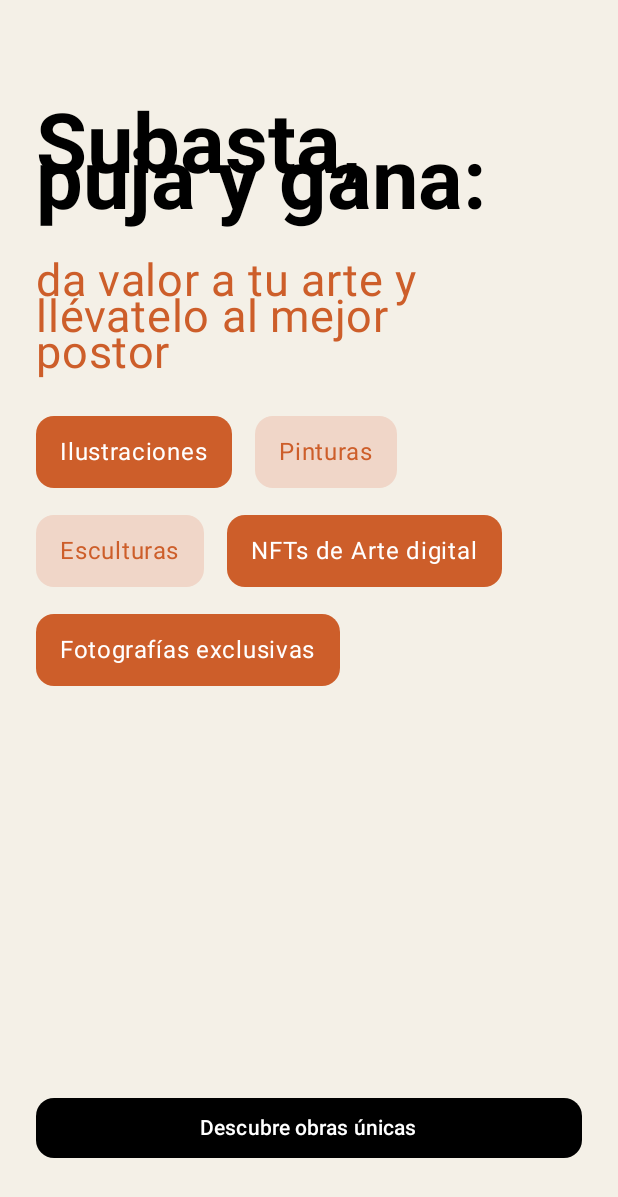
After one commit to marinajcs/BrushNBid-APP, an Android app built with Jetpack Compose: the composable FirstStartScreen shown on its own in the app's theme, on a phone screen of 412 x 824 dp. The commit adds this screen. Shown: the top 1197 px of the screen. Run offline under Robolectric (Android 15) with nearby library versions, the phone set to English and light mode, and no system bars.

Commit message:
Splash screen when opening app closes #5

```diff
--- a/app/build.gradle.kts
+++ b/app/build.gradle.kts
@@ -6,12 +6,12 @@ plugins {
 
 android {
     namespace = "com.gidm.brushnbid"
-    compileSdk = 34
+    compileSdk = 35
 
     defaultConfig {
         applicationId = "com.gidm.brushnbid"
-        minSdk = 24
-        targetSdk = 34
+        minSdk = 31
+        targetSdk = 35
         versionCode = 1
         versionName = "1.0"
 
@@ -56,4 +56,8 @@ dependencies {
     androidTestImplementation(libs.androidx.ui.test.junit4)
     debugImplementation(libs.androidx.ui.tooling)
     debugImplementation(libs.androidx.ui.test.manifest)
+
+    implementation("androidx.compose.foundation:foundation:1.6.1")
+    implementation("androidx.datastore:datastore-preferences:1.0.0")
+    implementation("androidx.navigation:navigation-compose:2.7.5")
 }
--- a/app/src/main/AndroidManifest.xml
+++ b/app/src/main/AndroidManifest.xml
@@ -1,7 +1,8 @@
 <?xml version="1.0" encoding="utf-8"?>
 <manifest xmlns:android="http://schemas.android.com/apk/res/android"
     xmlns:tools="http://schemas.android.com/tools">
-
+    <uses-permission android:name="android.permission.INTERNET"
+        tools:ignore="WrongManifestParent" />
     <application
         android:allowBackup="true"
         android:dataExtractionRules="@xml/data_extraction_rules"
--- /dev/null
+++ b/app/src/main/java/com/gidm/brushnbid/views/FirstStartScreen.kt
@@ -0,0 +1,91 @@
+package com.gidm.brushnbid.views
+
+import androidx.compose.foundation.background
+import androidx.compose.foundation.layout.*
+import androidx.compose.foundation.shape.RoundedCornerShape
+import androidx.compose.material3.*
+import androidx.compose.runtime.Composable
+import androidx.compose.ui.Modifier
+import androidx.compose.ui.graphics.Color
+import androidx.compose.ui.res.colorResource
+import androidx.compose.ui.text.font.FontWeight
+import androidx.compose.ui.tooling.preview.Preview
+import androidx.compose.ui.unit.dp
+import androidx.compose.ui.unit.sp
+import com.gidm.brushnbid.R
+
+@Composable
+fun FirstStartScreen(onContinue: () -> Unit) {
+    Column(
+        modifier = Modifier
+            .fillMaxSize()
+            .background(colorResource(id = R.color.app_background))
+            .padding(24.dp),
+        verticalArrangement = Arrangement.SpaceBetween
+    ) {
+        Column {
+            Spacer(modifier = Modifier.height(40.dp))
+            Text(
+                text = "Subasta,\npuja y gana:",
+                fontSize = 55.sp,
+                fontWeight = FontWeight.Bold,
+                color = Color.Black
+            )
+            Spacer(modifier = Modifier.height(16.dp))
+            Text(
+                text = "da valor a tu arte y llévatelo al mejor\npostor",
+                fontSize = 30.sp,
+                color = colorResource(id = R.color.main_color)
+            )
+            Spacer(modifier = Modifier.height(24.dp))
+
+            Column(verticalArrangement = Arrangement.spacedBy(18.dp)) {
+                Row(horizontalArrangement = Arrangement.spacedBy(15.dp)) {
+                    Tag("Ilustraciones", colorResource(id = R.color.main_color))
+                    Tag("Pinturas", colorResource(id = R.color.main_light_color))
+                }
+                Row(horizontalArrangement = Arrangement.spacedBy(15.dp)) {
+                    Tag("Esculturas", colorResource(id = R.color.main_light_color))
+                    Tag("NFTs de Arte digital", colorResource(id = R.color.main_color))
+                }
+                Row {
+                    Tag("Fotografías exclusivas", colorResource(id = R.color.main_color))
+                }
+            }
+        }
+
+        Button(
+            onClick = onContinue,
+            modifier = Modifier
+                .fillMaxWidth()
+                .padding(bottom = 24.dp),
+            colors = ButtonDefaults.buttonColors(containerColor = Color.Black),
+            shape = RoundedCornerShape(12.dp)
+        ) {
+            Text(text = "Descubre obras únicas", color = Color.White)
+        }
+    }
+}
+
+@Composable
+fun Tag(text: String, bgColor: Color) {
+    val textColor = if (bgColor == colorResource(id = R.color.main_color)) Color.White else colorResource(id = R.color.main_color)
+
+    Box(
+        modifier = Modifier
+            .background(bgColor, shape = RoundedCornerShape(12.dp))
+            .padding(horizontal = 16.dp, vertical = 12.dp)
+    ) {
+        Text(
+            text = text,
+            color = textColor,
+            fontSize = 16.sp
+        )
+    }
+}
+
+@Preview(showBackground = true)
+@Composable
+fun FirstStartScreenPreview() {
+    FirstStartScreen{}
+}
--- a/app/src/main/res/values/colors.xml
+++ b/app/src/main/res/values/colors.xml
@@ -7,4 +7,7 @@
     <color name="teal_700">#FF018786</color>
     <color name="black">#FF000000</color>
     <color name="white">#FFFFFFFF</color>
+    <color name="main_color">#CD5E2A</color>
+    <color name="main_light_color">#F0D6C8</color>
+    <color name="app_background">#FFF4F0E7</color>
 </resources>
--- a/app/src/main/res/values/themes.xml
+++ b/app/src/main/res/values/themes.xml
@@ -1,5 +1,12 @@
 <?xml version="1.0" encoding="utf-8"?>
 <resources>
+    <style name="Theme.BrushNBid" parent="android:Theme.Material.Light.NoActionBar" >
+    <!-- Splash Screen -->
+    <item name="android:windowSplashScreenBackground">@color/main_color</item>
+    <item name="android:windowSplashScreenAnimatedIcon">@drawable/logo_placeholder</item>
+    <item name="android:windowSplashScreenIconBackgroundColor">@null</item>
 
-    <style name="Theme.BrushNBid" parent="android:Theme.Material.Light.NoActionBar" />
+    <!-- General -->
+    <item name="android:windowBackground">@color/main_color</item>
+    </style>
 </resources>
```
Also changed, not shown: app/src/main/res/drawable/logo_placeholder.png (added).
